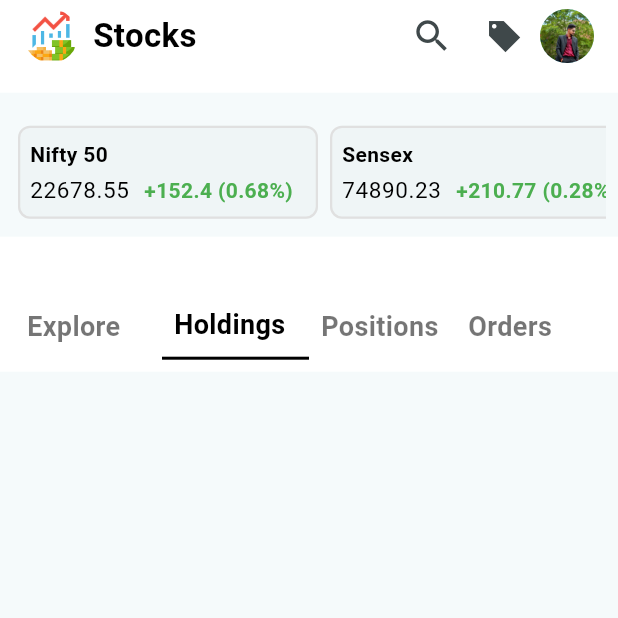
After one commit to vamshid1314/Stock_exchange_app, a Flutter app: the screen it shows after launch, after a tap on "Holdings", on a phone screen of 412 x 824 dp, the top half of it. The commit adds this screen. Run offline on Flutter 3.47's test engine with Material 3 defaults, Android fonts, the phone set to English and light mode, and no system bars; our stand-ins replace cached_network_image, equatable, flutter_bloc; accounts and stored records are empty; network calls fail.

Commit message:
added top movers and most bought stocks

```diff
--- /dev/null
+++ b/lib/home/dummy data/top_movers.dart
@@ -0,0 +1,30 @@
+final List<Map<String, dynamic>> topMovers = [
+  {
+    'imageUrl': 'https://logo.clearbit.com/bajajauto.com',
+    'name': 'Bajaj Auto',
+    'price': 9102.35,
+    'changeValue': 132.80,
+    'changePercent': 1.48,
+  },
+  {
+    'imageUrl': 'https://logo.clearbit.com/sbin.com',
+    'name': 'SBI (State Bank of India)',
+    'price': 812.40,
+    'changeValue': -11.50,
+    'changePercent': -1.40,
+  },
+  {
+    'imageUrl': 'https://logo.clearbit.com/hdfcbank.com',
+    'name': 'HDFC Bank',
+    'price': 1705.50,
+    'changeValue': 10.80,
+    'changePercent': 0.64,
+  },
+  {
+    'imageUrl': 'https://logo.clearbit.com/infosys.com',
+    'name': 'Infosys Ltd',
+    'price': 1510.90,
+    'changeValue': -12.10,
+    'changePercent': -0.80,
+  },
+];
--- a/lib/home/views/home_screen.dart
+++ b/lib/home/views/home_screen.dart
@@ -71,6 +71,7 @@ class _HomeScreenState extends State<HomeScreen> {
         padding: const EdgeInsets.all(8),
         child: Padding(
           padding: const EdgeInsets.symmetric(horizontal: 8.0),
+          child: SingleChildScrollView(
             child: Column(
               crossAxisAlignment: CrossAxisAlignment.start,
               children: [
@@ -80,8 +81,9 @@ class _HomeScreenState extends State<HomeScreen> {
                 _buildTopNavigation(context, options),
                 const SizedBox(height: 15),
                 if(selectedIndex == 0)
-                Expanded(child: _buildStocksGrid())
+                  _buildStocksGrid()
               ],
+            ),
           ),
         ),
       ),
@@ -125,12 +127,13 @@ class _HomeScreenState extends State<HomeScreen> {
       crossAxisAlignment: CrossAxisAlignment.start,
       children: [
         Text(
-          'Most bought on Stoxie',
+          'Most bought on Trademint ',
           style: Theme.of(context).textTheme.headlineMedium,
         ),
         const SizedBox(height: 15),
-        Expanded(
-          child: GridView.builder(
+        GridView.builder(
+          shrinkWrap: true,
+          physics: const NeverScrollableScrollPhysics(),
           itemCount: stocksData.length,
           gridDelegate: const SliverGridDelegateWithFixedCrossAxisCount(
             crossAxisCount: 2,
@@ -203,7 +206,13 @@ class _HomeScreenState extends State<HomeScreen> {
             );
           },
         ),
-        ),
+        const SizedBox(height: 2000),
+        const Text('Products and tools'),
+        const Row(
+          children: [
+            Icon(Icons.book_online_outlined)
+          ],
+        )
       ],
     );
   }
--- /dev/null
+++ b/lib/home/views/home_screen_slivers.dart
@@ -0,0 +1,355 @@
+import 'package:cached_network_image/cached_network_image.dart';
+import 'package:flutter/material.dart';
+import 'package:stock_exchange_app/home/dummy%20data/top_movers.dart';
+
+import '../dummy data/stock_indices.dart';
+import '../dummy data/stocks_data.dart';
+import '../widgets/indices_card.dart';
+import '../widgets/top_navigation_option.dart';
+
+class HomeScreenSilvers extends StatefulWidget {
+  const HomeScreenSilvers({super.key});
+
+  @override
+  State<HomeScreenSilvers> createState() => _HomeScreenSilversState();
+}
+
+class _HomeScreenSilversState extends State<HomeScreenSilvers> {
+  int selectedIndex = 0;
+  final List<String> options = ['Explore', 'Holdings', 'Positions', 'Orders'];
+
+  @override
+  Widget build(BuildContext context) {
+    // final screenWidth = MediaQuery.of(context).size.width;
+    final screenHeight = MediaQuery.of(context).size.height;
+    return Scaffold(
+      body: CustomScrollView(
+        slivers: [
+          SliverAppBar(
+            automaticallyImplyLeading: false,
+            pinned: false,
+            toolbarHeight: screenHeight * 0.075,
+            flexibleSpace: SafeArea(
+              child: Padding(
+                padding: const EdgeInsets.symmetric(horizontal: 16),
+                child: Row(
+                  children: [
+                    const CircleAvatar(
+                      radius: 18,
+                      backgroundImage: AssetImage('assets/images/stock.png'),
+                      backgroundColor: Colors.transparent,
+                    ),
+                    const SizedBox(width: 10),
+                    const Expanded(
+                      child: Text(
+                        'Stocks',
+                        style: TextStyle(color: Colors.black, fontSize: 22),
+                      ),
+                    ),
+                    IconButton(
+                      onPressed: () {},
+                      icon: const Icon(Icons.search, size: 28),
+                    ),
+                    IconButton(
+                      onPressed: () {},
+                      icon: const Icon(Icons.local_offer_sharp),
+                    ),
+                    const CircleAvatar(
+                      radius: 18,
+                      backgroundImage: AssetImage('assets/images/vamshi.jpg'),
+                    ),
+                  ],
+                ),
+              ),
+            ),
+          ),
+          SliverToBoxAdapter(
+            child: Padding(
+              padding: const EdgeInsets.all(8.0),
+              child: Column(
+                children: [const SizedBox(height: 10), _buildIndices()],
+              ),
+            ),
+          ),
+          SliverPersistentHeader(
+            pinned: true,
+            delegate: _NavigationBarDelegate(
+              child: Container(
+                color: Colors.white,
+                child: Column(
+                  children: [
+                    const SizedBox(height: 30),
+                    Container(
+                      padding: const EdgeInsets.symmetric(
+                        horizontal: 10,
+                        vertical: 8,
+                      ),
+                      child: _buildTopNavigation(context, options),
+                    ),
+                  ],
+                ),
+              ),
+            ),
+          ),
+          if (selectedIndex == 0) ...[
+            SliverToBoxAdapter(
+              child: Padding(
+                padding: const EdgeInsets.only(top: 20, left: 10, bottom: 20),
+                child: Text(
+                  'Most bought on Trademint ',
+                  style: Theme.of(context).textTheme.headlineMedium,
+                ),
+              ),
+            ),
+            _buildStocksSliverGrid(),
+            SliverToBoxAdapter(
+              child: Padding(
+                padding: const EdgeInsets.only(top: 40, left: 10, bottom: 25),
+                child: Text(
+                  'Products and tools',
+                  style: Theme.of(context).textTheme.headlineMedium,
+                ),
+              ),
+            ),
+            const SliverToBoxAdapter(
+              child: Padding(
+                padding: EdgeInsets.only(top: 10),
+                child: Row(
+                  mainAxisAlignment: MainAxisAlignment.spaceEvenly,
+                  children: [
+                    Icon(Icons.book_online, size: 40),
+                    Icon(Icons.book_online, size: 40),
+                    Icon(Icons.book_online, size: 40),
+                    Icon(Icons.book_online, size: 40),
+                    Icon(Icons.book_online, size: 40),
+                  ],
+                ),
+              ),
+            ),
+
+            SliverToBoxAdapter(
+              child: Padding(
+                padding: const EdgeInsets.only(top: 40, left: 10,bottom: 20),
+                child: Text(
+                  'Top movers today',
+                  style: Theme.of(context).textTheme.headlineMedium,
+                ),
+              ),
+            ),
+            SliverGrid(
+              delegate: SliverChildBuilderDelegate((context, index) {
+                final stock = topMovers[index];
+                bool changeVal = stock['changeValue'] >= 0;
+                return Card(
+                  elevation: 2,
+                  margin: const EdgeInsets.all(8),
+                  child: Padding(
+                    padding: const EdgeInsets.symmetric(
+                      vertical: 10,
+                      horizontal: 15,
+                    ),
+                    child: Column(
+                      crossAxisAlignment: CrossAxisAlignment.start,
+                      children: [
+                        ClipRRect(
+                          borderRadius: BorderRadius.circular(8),
+                          child: CachedNetworkImage(
+                            imageUrl: stock['imageUrl'],
+                            height: 35,
+                            width: 35,
+                            placeholder: (context, url) => const SizedBox(
+                              height: 35,
+                              width: 35,
+                              child: Center(
+                                child: CircularProgressIndicator(
+                                  strokeWidth: 2,
+                                ),
+                              ),
+                            ),
+                            errorWidget: (context, url, error) =>
+                                const SizedBox(
+                                  height: 35,
+                                  width: 35,
+                                  child: Icon(
+                                    Icons.broken_image,
+                                    color: Colors.red,
+                                  ),
+                                ),
+                          ),
+                        ),
+                        const SizedBox(height: 10),
+                        Text(
+                          stock['name'],
+                          style: Theme.of(context).textTheme.bodySmall,
+                          maxLines: 2,
+                          overflow: TextOverflow.ellipsis,
+                        ),
+                        const Spacer(),
+                        Text(
+                          '₹${stock['price']}',
+                          style: Theme.of(context).textTheme.bodyLarge,
+                        ),
+                        Row(
+                          children: [
+                            if (changeVal)
+                              const Text(
+                                '+',
+                                style: TextStyle(
+                                  fontSize: 13,
+                                  color: Colors.green,
+                                ),
+                              ),
+                            Text(
+                              '${stock['changeValue']}(${stock['changePercent']}%)',
+                              style: TextStyle(
+                                fontSize: 14,
+                                color: changeVal ? Colors.green : Colors.red,
+                              ),
+                            ),
+                          ],
+                        ),
+                      ],
+                    ),
+                  ),
+                );
+              }, childCount: stocksData.length),
+              gridDelegate: const SliverGridDelegateWithFixedCrossAxisCount(
+                crossAxisCount: 2,
+              ),
+            ),
+          ],
+          const SliverFillRemaining(),
+        ],
+      ),
+    );
+  }
+
+  Widget _buildIndices() {
+    return SizedBox(
+      height: 70,
+      child: ListView.builder(
+        scrollDirection: Axis.horizontal,
+        itemCount: stockIndices.length,
+        itemBuilder: (context, index) {
+          final stock = stockIndices[index];
+          return IndicesCard(stock: stock);
+        },
+      ),
+    );
+  }
+
+  Widget _buildTopNavigation(BuildContext context, List options) {
+    return Row(
+      children: List.generate(options.length, (index) {
+        return Expanded(
+          child: TopNavigationOption(
+            option: options[index],
+            isSelected: selectedIndex == index,
+            onTap: () {
+              setState(() {
+                selectedIndex = index;
+              });
+            },
+          ),
+        );
+      }),
+    );
+  }
+
+  SliverGrid _buildStocksSliverGrid() {
+    return SliverGrid(
+      delegate: SliverChildBuilderDelegate((context, index) {
+        final stock = stocksData[index];
+        bool changeVal = stock['changeValue'] >= 0;
+        return Card(
+          elevation: 2,
+          margin: const EdgeInsets.all(8),
+          child: Padding(
+            padding: const EdgeInsets.symmetric(vertical: 10, horizontal: 15),
+            child: Column(
+              crossAxisAlignment: CrossAxisAlignment.start,
+              children: [
+                ClipRRect(
+                  borderRadius: BorderRadius.circular(8),
+                  child: CachedNetworkImage(
+                    imageUrl: stock['imageUrl'],
+                    height: 35,
+                    width: 35,
+                    placeholder: (context, url) => const SizedBox(
+                      height: 35,
+                      width: 35,
+                      child: Center(
+                        child: CircularProgressIndicator(strokeWidth: 2),
+                      ),
+                    ),
+                    errorWidget: (context, url, error) => const SizedBox(
+                      height: 35,
+                      width: 35,
+                      child: Icon(Icons.broken_image, color: Colors.red),
+                    ),
+                  ),
+                ),
+                const SizedBox(height: 10),
+                Text(
+                  stock['name'],
+                  style: Theme.of(context).textTheme.bodySmall,
+                  maxLines: 2,
+                  overflow: TextOverflow.ellipsis,
+                ),
+                const Spacer(),
+                Text(
+                  '₹${stock['price']}',
+                  style: Theme.of(context).textTheme.bodyLarge,
+                ),
+                Row(
+                  children: [
+                    if (changeVal)
+                      const Text(
+                        '+',
+                        style: TextStyle(fontSize: 13, color: Colors.green),
+                      ),
+                    Text(
+                      '${stock['changeValue']}(${stock['changePercent']}%)',
+                      style: TextStyle(
+                        fontSize: 14,
+                        color: changeVal ? Colors.green : Colors.red,
+                      ),
+                    ),
+                  ],
+                ),
+              ],
+            ),
+          ),
+        );
+      }, childCount: stocksData.length),
+      gridDelegate: const SliverGridDelegateWithFixedCrossAxisCount(
+        crossAxisCount: 2,
+      ),
+    );
+  }
+}
+
+class _NavigationBarDelegate extends SliverPersistentHeaderDelegate {
+  final Widget child;
+
+  _NavigationBarDelegate({required this.child});
+
+  @override
+  Widget build(
+    BuildContext context,
+    double shrinkOffset,
+    bool overlapsContent,
+  ) {
+    return child;
+  }
+
+  @override
+  double get maxExtent => 90;
+
+  @override
+  double get minExtent => 90;
+
+  @override
+  bool shouldRebuild(covariant SliverPersistentHeaderDelegate oldDelegate) =>
+      true;
+}
--- a/lib/home/widgets/indices_card.dart
+++ b/lib/home/widgets/indices_card.dart
@@ -12,8 +12,7 @@ class IndicesCard extends StatelessWidget {
     return Center(
       child: Card(
         child: Container(
-          width: 190,
-          height: 60,
+          width: 200,
           padding: const EdgeInsets.all(8),
           child: Column(
             mainAxisAlignment: MainAxisAlignment.center,
--- a/lib/main.dart
+++ b/lib/main.dart
@@ -1,6 +1,7 @@
 import 'package:flutter/material.dart';
-import 'package:stock_exchange_app/home/views/home_screen.dart';
 import 'package:stock_exchange_app/splash/splash_screen.dart';
+
+import 'home/views/home_screen_slivers.dart';
 
 void main() {
   runApp(const MyApp());
@@ -116,8 +117,8 @@ class MyApp extends StatelessWidget {
           ),
         ),
       ),
-      title: 'Stoxie',
-      home: const SplashScreen(),
+      title: 'Trademint',
+      home: const HomeScreenSilvers(),
     );
   }
 }
--- a/lib/splash/splash_screen.dart
+++ b/lib/splash/splash_screen.dart
@@ -92,7 +92,7 @@ class _SplashScreenState extends State<SplashScreen>
                   children: [
                     const Spacer(),
                     const Text(
-                      'Stoxie',
+                      'Trademint',
                       style: TextStyle(
                         fontFamily: 'MW',
                         color: Colors.amberAccent,
```
Lines whose indentation alone changed are shown as unchanged.
